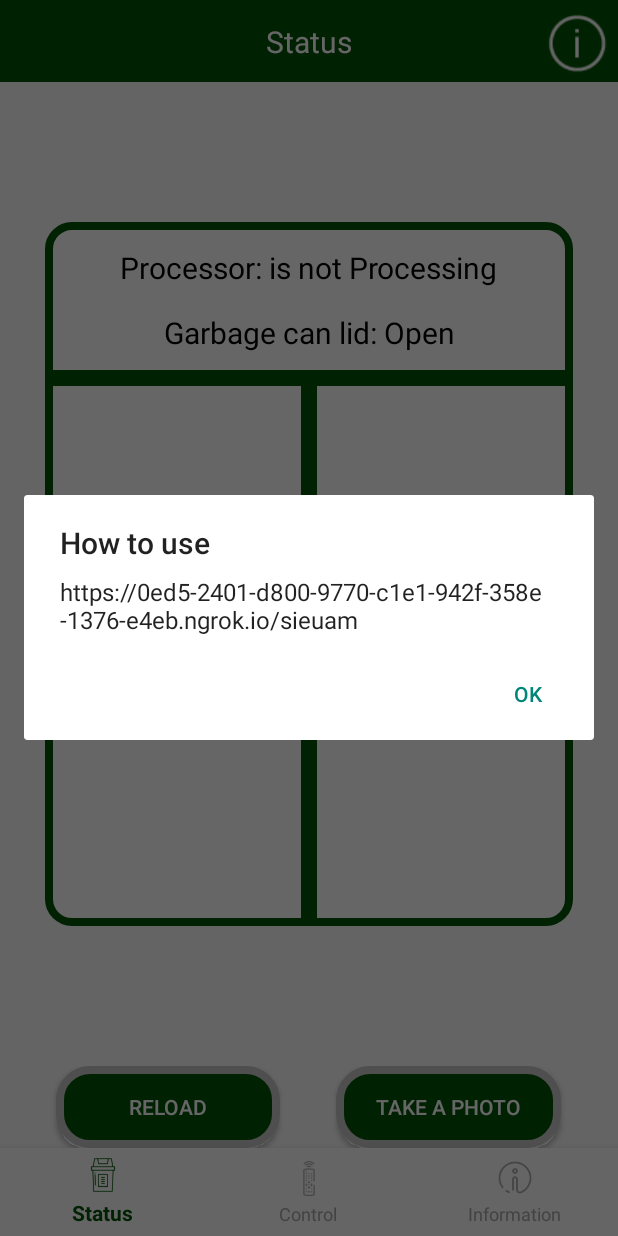
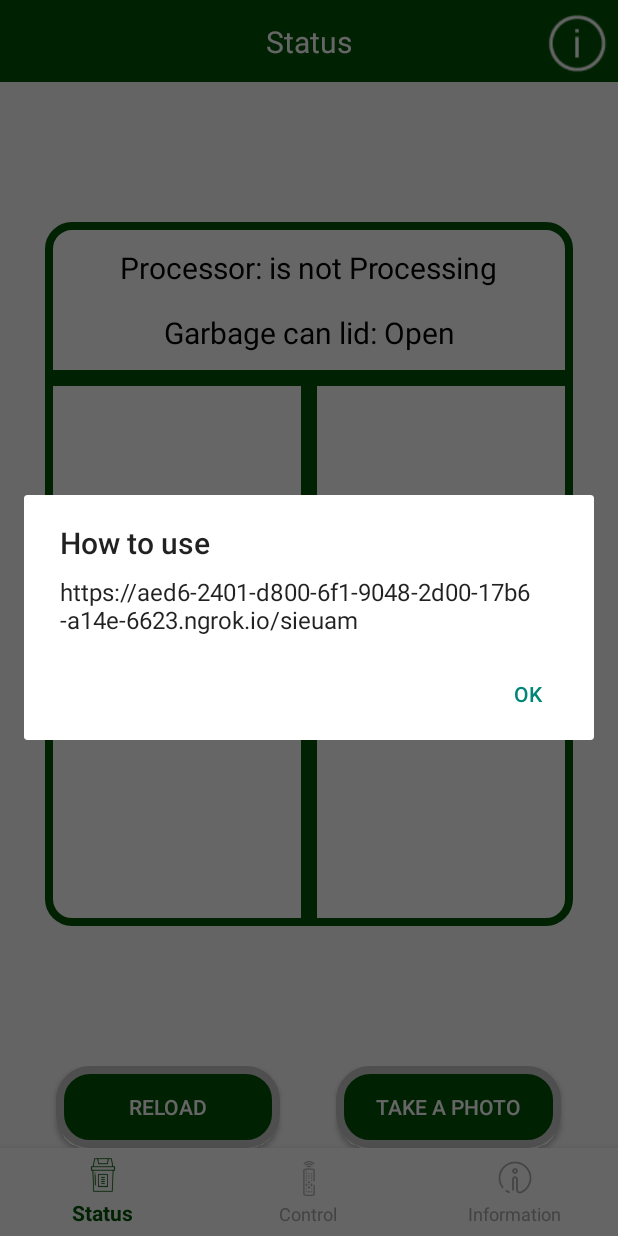
Before and after one commit to dttuyen260701/trash_managament, an Android app: the screen it shows after launch (MainActivity), after a tap on "Description Food", on a phone screen of 412 x 824 dp. Run offline under Robolectric (Android 15) with nearby library versions, the phone set to English and light mode, and no system bars.

Commit message:
Tuyen commit: fix bugggg tiếp nữa

```diff
--- a/app/src/main/java/com/example/manager/Activity/MainActivity.java
+++ b/app/src/main/java/com/example/manager/Activity/MainActivity.java
@@ -140,8 +140,8 @@ public class MainActivity extends AppCompatActivity {
     private void createNotification(){
         check_SDK_Notification();
 
-        float per_Recycle = (float)Constant_Values.garbage_can.getVolume_recycle()/Constant_Values.Volume_Machine,
-                per_NonRecycle = (float)Constant_Values.garbage_can.getVolume_nonRecycle()/Constant_Values.Volume_Machine;
+        float per_Recycle = (float) Math.abs(Constant_Values.garbage_can.getVolume_recycle())/Constant_Values.Volume_Machine,
+                per_NonRecycle = (float) Math.abs(Constant_Values.garbage_can.getVolume_nonRecycle())/Constant_Values.Volume_Machine;
 
 
         RemoteViews notification_layout =
--- a/app/src/main/java/com/example/manager/Utils/Constant_Values.java
+++ b/app/src/main/java/com/example/manager/Utils/Constant_Values.java
@@ -4,14 +4,14 @@ import com.example.manager.Models.Garbage_Can;
 
 public class Constant_Values {
     public static Garbage_Can garbage_can;
-    public static float Volume_Machine = 100f;
+    public static float Volume_Machine = 36.8f;
     public static int TIME_TO_UPDATE_GARBAGE = 1;
     public static String HTU_Control = "You can open(<|>)/close(>|<) door by first button."
             + "\nYou can open(▼)/close(▲) left/right door by two button next."
             + "\nThe last button can help you turn on(Green)/off(Blue) power of machine."
             + "\nNote: You must turn on machine to open all door.";
 
-    public static String SERVER_URL = "https://0ed5-2401-d800-9770-c1e1-942f-358e-1376-e4eb.ngrok.io";
+    public static String SERVER_URL = "https://aed6-2401-d800-6f1-9048-2d00-17b6-a14e-6623.ngrok.io";
     public static String HTU_STATUS = SERVER_URL + "/sieuam";
     public static String ENB = SERVER_URL +"/enb/";
     public static String TAKE_PIC = SERVER_URL +"/takepic";
--- a/app/src/main/java/com/example/manager/fragments/Fragment_Control.java
+++ b/app/src/main/java/com/example/manager/fragments/Fragment_Control.java
@@ -76,6 +76,10 @@ public class Fragment_Control extends Fragment {
                 if (SystemClock.elapsedRealtime() - mLastClick_Power < 4000){
                     return;
                 }
+                if( Constant_Values.garbage_can.isProcessing()){
+                    Toast.makeText(getActivity(), "Không thể mở cửa khi đang xử lí", Toast.LENGTH_SHORT).show();
+                    return;
+                }
                 mLastClick_Power = SystemClock.elapsedRealtime();
                 Load_Task_Listener listener = new Load_Task_Listener() {
                     @Override
--- a/app/src/main/java/com/example/manager/fragments/Fragment_Status.java
+++ b/app/src/main/java/com/example/manager/fragments/Fragment_Status.java
@@ -114,8 +114,8 @@ public class Fragment_Status extends Fragment {
     }
 
     public void updateView(){
-        float per_Recycle = (float) Constant_Values.garbage_can.getVolume_recycle()/Constant_Values.Volume_Machine,
-                per_NonRecycle = (float) Constant_Values.garbage_can.getVolume_nonRecycle()/Constant_Values.Volume_Machine;
+        float per_Recycle = (float) Math.abs(Constant_Values.garbage_can.getVolume_recycle())/Constant_Values.Volume_Machine,
+                per_NonRecycle = (float) Math.abs(Constant_Values.garbage_can.getVolume_nonRecycle())/Constant_Values.Volume_Machine;
         img_NonRecycle_Status_frag.setImageLevel((int) (10000*per_NonRecycle));
         img_Recycle_Status_frag.setImageLevel((int) (10000*per_Recycle));
         String enb = (Constant_Values.garbage_can.isEnb()) ? "Garbage can lid: Open" : "Garbage can lid: Close";
```
Also changed, not shown: app/src/main/java/com/example/manager/Asyntask/Load_Information_Asynctask.java (+6 -2 lines).
